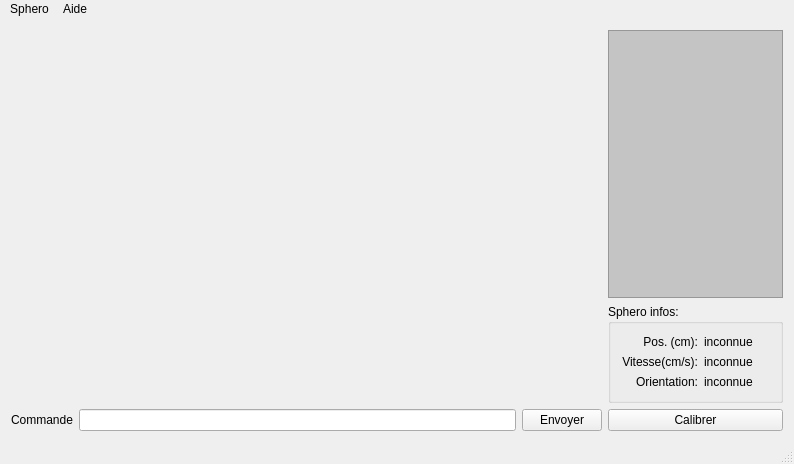
Old version of the form src/mainwindow.ui in the repository slock83/sphero-command-app.
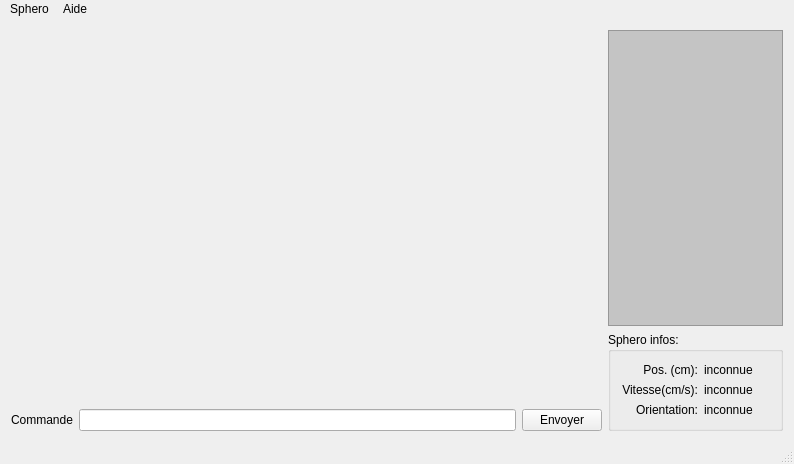
New version of the form. Custom widgets are drawn as their Qt base class.

Commit message: migration to action and deleted button

Patch:
```diff
--- a/src/mainwindow.ui
+++ b/src/mainwindow.ui
@@ -180,13 +180,6 @@
         </layout>
        </widget>
       </item>
-      <item>
-       <widget class="QPushButton" name="calibrateButton">
-        <property name="text">
-         <string>Calibrer</string>
-        </property>
-       </widget>
-      </item>
      </layout>
     </item>
    </layout>
```
Left out of the diff: 7 changed lines with no effect on the pictures. The commit also changes 2 other files.
